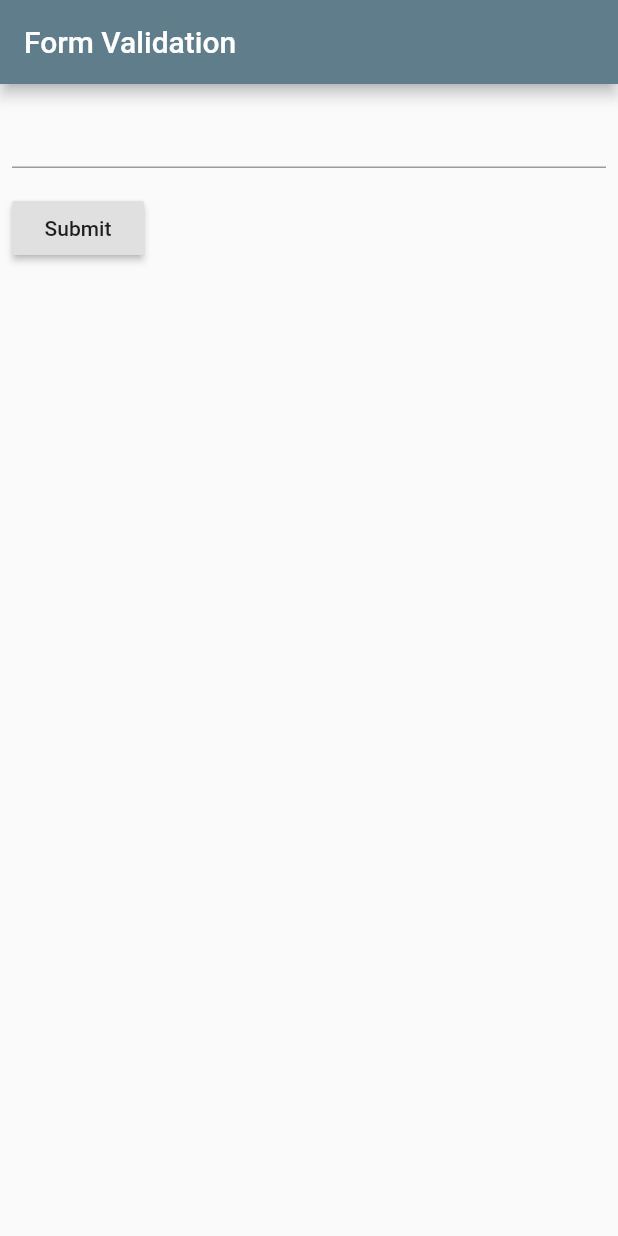
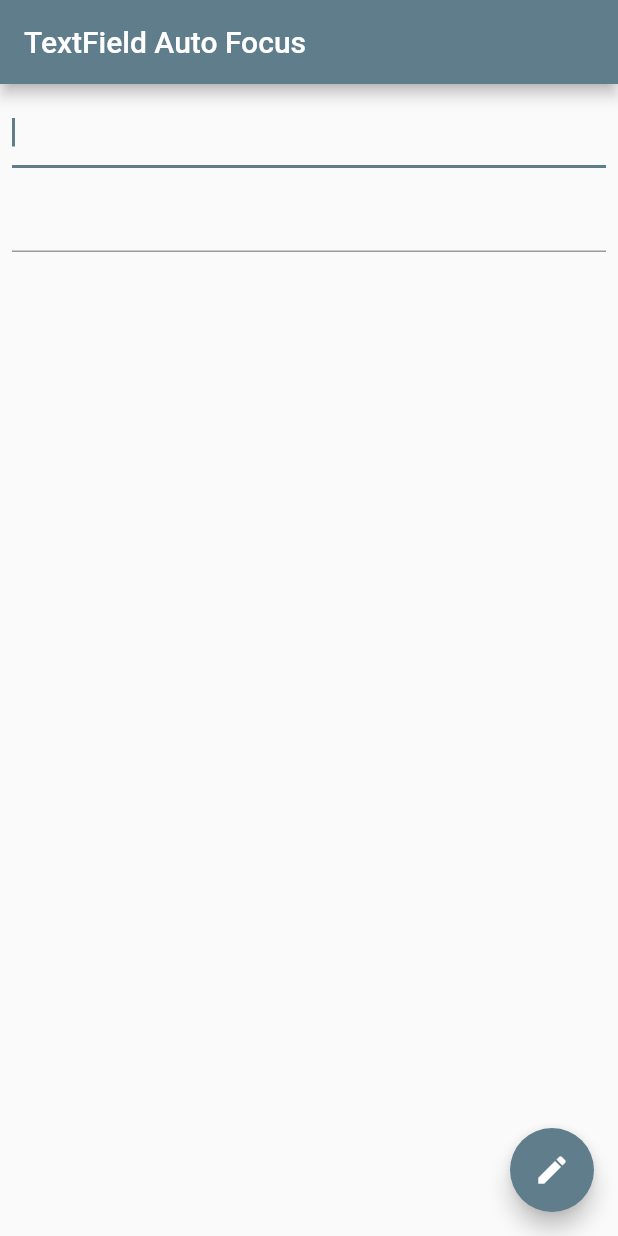
Before and after one commit to VijayGanganapalli/flearn, a Flutter app: the screen it shows after launch, on a phone screen of 412 x 824 dp. Run offline on Flutter 3.47's test engine with Material 2 defaults, Android fonts, the phone set to English and light mode, and no system bars.

Commit message:
added text field focus

```diff
--- a/lib/main.dart
+++ b/lib/main.dart
@@ -13,12 +13,7 @@ class FLearnApp extends StatelessWidget {
     return MaterialApp(
       title: 'FLearn App',
       theme: ThemeData(primarySwatch: Colors.blueGrey),
-      home: Scaffold(
-        appBar: AppBar(
-          title: Text('Form Validation'),
-        ),
-        body: FormValidation(),
-      ),
+      home: FormValidation(),
     );
   }
 }
--- a/lib/screens/forms/FormValidation.dart
+++ b/lib/screens/forms/FormValidation.dart
@@ -7,10 +7,27 @@ class FormValidation extends StatefulWidget {
 
 class _FormValidationState extends State<FormValidation> {
   final _formKey = GlobalKey<FormState>();
+  FocusNode myFocusNode;
+
+  @override
+  void initState() {
+    super.initState();
+    myFocusNode = FocusNode();
+  }
+
+  @override
+  void dispose() {
+    myFocusNode.dispose();
+    super.dispose();
+  }
 
   @override
   Widget build(BuildContext context) {
-    return Padding(
+    return Scaffold(
+      appBar: AppBar(
+        title: Text('TextField Auto Focus'),
+      ),
+      body: Padding(
         padding: const EdgeInsets.all(8.0),
         child: Form(
           key: _formKey,
@@ -18,28 +35,37 @@ class _FormValidationState extends State<FormValidation> {
             crossAxisAlignment: CrossAxisAlignment.start,
             children: <Widget>[
               TextFormField(
+                autofocus: true,
                 validator: (value) {
                   if (value.isEmpty) {
-                  return 'Enter some text';
+                    return 'Please enter username';
                   }
                   return null;
                 },
               ),
               Padding(
-              padding: const EdgeInsets.symmetric(vertical: 16.0),
-              child: RaisedButton(
-                child: Text('Submit'),
-                onPressed: () {
-                  if (_formKey.currentState.validate()) {
-                    Scaffold.of(context).showSnackBar(
-                        SnackBar(content: Text('Processing data')));
+                padding: const EdgeInsets.symmetric(vertical: 8.0),
+                child: TextFormField(
+                  focusNode: myFocusNode,
+                  validator: (value) {
+                    if (value.isEmpty) {
+                      return 'Please enter password';
                     }
+                    return null;
                   },
                 ),
               ),
             ],
           ),
         ),
+      ),
+      floatingActionButton: FloatingActionButton(
+        child: Icon(Icons.edit),
+        tooltip: 'Focus second text field',
+        onPressed: (){
+          FocusScope.of(context).requestFocus(myFocusNode);
+        },
+      ),
     );
   }
 }
```
Lines whose indentation alone changed are shown as unchanged.
